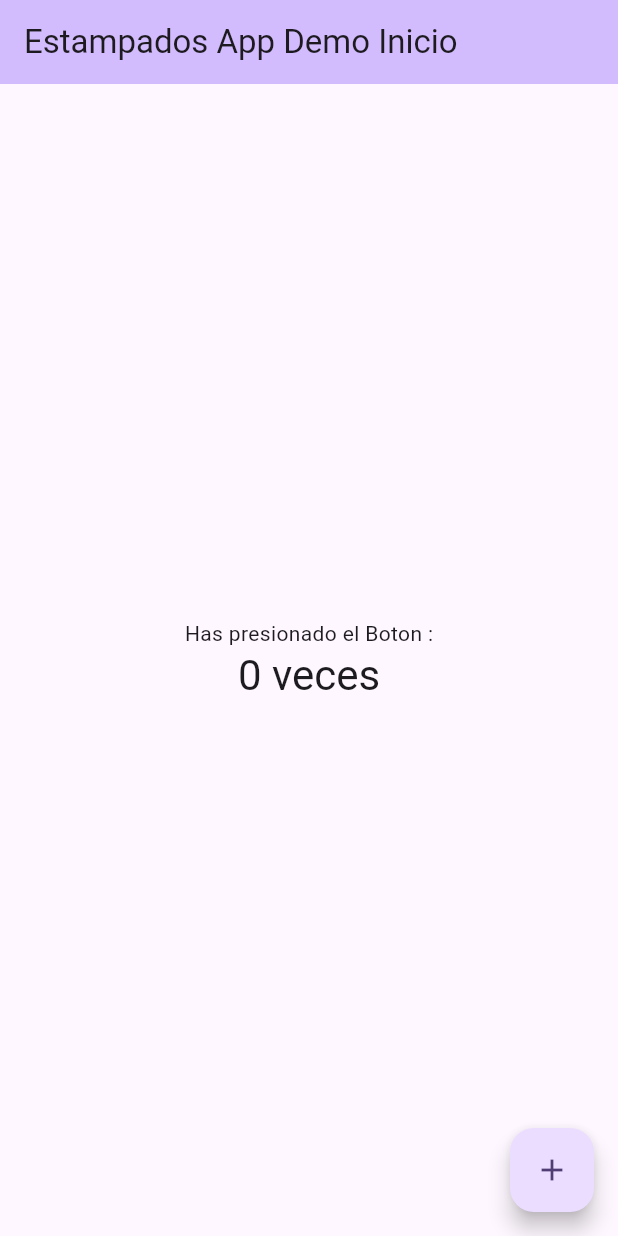
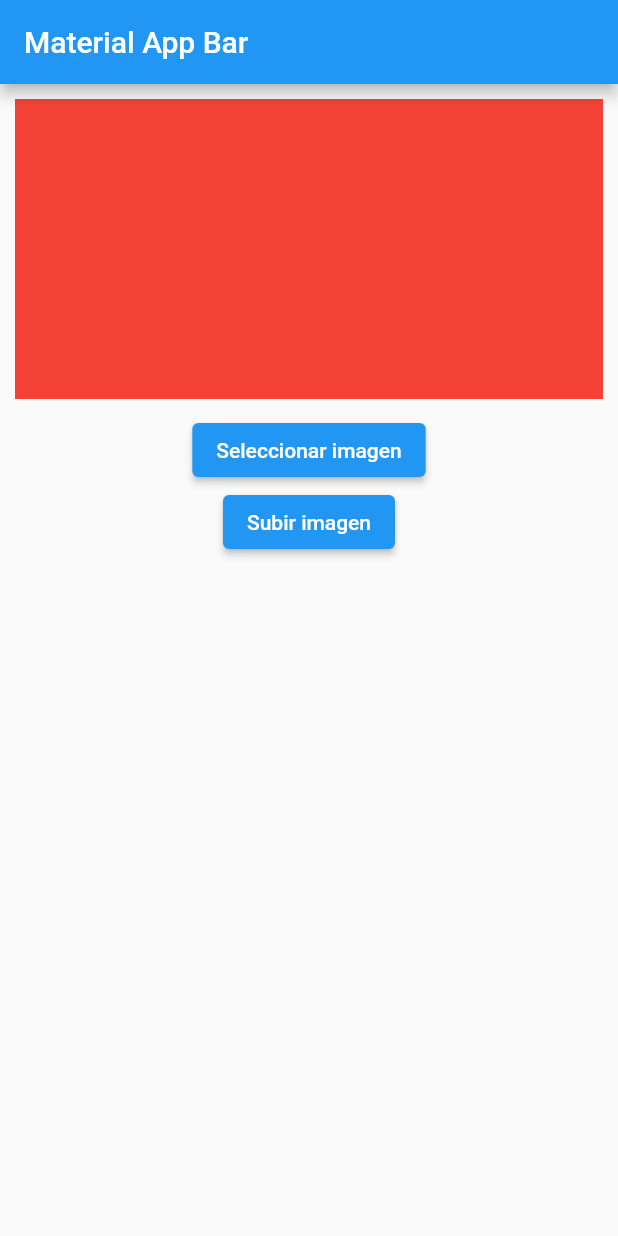
Before and after one commit to miguelRamos1053/MantenimientoAppMovilRSA, a Flutter app: the screen it shows after launch, on a phone screen of 412 x 824 dp. Run offline on Flutter 3.47's test engine with Material 2 defaults, Android fonts, the light colour scheme and no system bars; our stand-ins replace image_picker.

Commit message:
Implementacion carga de imagenes

```diff
--- /dev/null
+++ b/lib/home_page.dart
@@ -0,0 +1,44 @@
+import 'dart:io';
+
+import 'package:estampados_app/services/select_image.dart';
+import 'package:flutter/material.dart';
+
+class HomePage extends StatefulWidget {
+  const HomePage({
+    super.key,
+  });
+
+  @override
+  State<HomePage> createState() => _HomePageState();
+}
+
+class _HomePageState extends State<HomePage> {
+  File? image_to_upload;
+  @override
+  Widget build(BuildContext context) {
+    return Scaffold(
+        appBar: AppBar(
+          title: const Text('Material App Bar'),
+        ),
+        body: Column(
+          children: [
+            image_to_upload != null
+                ? Image.file(image_to_upload!)
+                : Container(
+                    margin: EdgeInsets.all(10),
+                    height: 200,
+                    width: double.infinity,
+                    color: Colors.red),
+            ElevatedButton(
+                onPressed: () async {
+                  final image = await getImage();
+                  setState(() {
+                    image_to_upload = File(image!.path);
+                  });
+                },
+                child: const Text("Seleccionar imagen")),
+            ElevatedButton(onPressed: () {}, child: const Text("Subir imagen"))
+          ],
+        ));
+  }
+}
--- a/lib/main.dart
+++ b/lib/main.dart
@@ -1,125 +1,16 @@
 import 'package:flutter/material.dart';
+import 'home_page.dart';
 
-void main() {
-  runApp(const MyApp());
-}
+void main() => runApp(const MyApp());
 
 class MyApp extends StatelessWidget {
   const MyApp({super.key});
 
-  // This widget is the root of your application.
   @override
   Widget build(BuildContext context) {
-    return MaterialApp(
-      title: 'Estampados App Demo',
-      theme: ThemeData(
-        // This is the theme of your application.
-        //
-        // TRY THIS: Try running your application with "flutter run". You'll see
-        // the application has a blue toolbar. Then, without quitting the app,
-        // try changing the seedColor in the colorScheme below to Colors.green
-        // and then invoke "hot reload" (save your changes or press the "hot
-        // reload" button in a Flutter-supported IDE, or press "r" if you used
-        // the command line to start the app).
-        //
-        // Notice that the counter didn't reset back to zero; the application
-        // state is not lost during the reload. To reset the state, use hot
-        // restart instead.
-        //
-        // This works for code too, not just values: Most code changes can be
-        // tested with just a hot reload.
-        colorScheme: ColorScheme.fromSeed(seedColor: Colors.deepPurple),
-        useMaterial3: true,
-      ),
-      home: const MyHomePage(title: 'Estampados App Demo Inicio'),
+    return const MaterialApp(
+      title: 'Material App',
+      home: HomePage(),
     );
   }
 }
-
-class MyHomePage extends StatefulWidget {
-  const MyHomePage({super.key, required this.title});
-
-  // This widget is the home page of your application. It is stateful, meaning
-  // that it has a State object (defined below) that contains fields that affect
-  // how it looks.
-
-  // This class is the configuration for the state. It holds the values (in this
-  // case the title) provided by the parent (in this case the App widget) and
-  // used by the build method of the State. Fields in a Widget subclass are
-  // always marked "final".
-
-  final String title;
-
-  @override
-  State<MyHomePage> createState() => _MyHomePageState();
-}
-
-class _MyHomePageState extends State<MyHomePage> {
-  int _counter = 0;
-
-  void _incrementCounter() {
-    setState(() {
-      // This call to setState tells the Flutter framework that something has
-      // changed in this State, which causes it to rerun the build method below
-      // so that the display can reflect the updated values. If we changed
-      // _counter without calling setState(), then the build method would not be
-      // called again, and so nothing would appear to happen.
-      _counter++;
-    });
-  }
-
-  @override
-  Widget build(BuildContext context) {
-    // This method is rerun every time setState is called, for instance as done
-    // by the _incrementCounter method above.
-    //
-    // The Flutter framework has been optimized to make rerunning build methods
-    // fast, so that you can just rebuild anything that needs updating rather
-    // than having to individually change instances of widgets.
-    return Scaffold(
-      appBar: AppBar(
-        // TRY THIS: Try changing the color here to a specific color (to
-        // Colors.amber, perhaps?) and trigger a hot reload to see the AppBar
-        // change color while the other colors stay the same.
-        backgroundColor: Theme.of(context).colorScheme.inversePrimary,
-        // Here we take the value from the MyHomePage object that was created by
-        // the App.build method, and use it to set our appbar title.
-        title: Text(widget.title),
-      ),
-      body: Center(
-        // Center is a layout widget. It takes a single child and positions it
-        // in the middle of the parent.
-        child: Column(
-          // Column is also a layout widget. It takes a list of children and
-          // arranges them vertically. By default, it sizes itself to fit its
-          // children horizontally, and tries to be as tall as its parent.
-          //
-          // Column has various properties to control how it sizes itself and
-          // how it positions its children. Here we use mainAxisAlignment to
-          // center the children vertically; the main axis here is the vertical
-          // axis because Columns are vertical (the cross axis would be
-          // horizontal).
-          //
-          // TRY THIS: Invoke "debug painting" (choose the "Toggle Debug Paint"
-          // action in the IDE, or press "p" in the console), to see the
-          // wireframe for each widget.
-          mainAxisAlignment: MainAxisAlignment.center,
-          children: <Widget>[
-            const Text(
-              'Has presionado el Boton :',
-            ),
-            Text(
-              '$_counter' ' veces',
-              style: Theme.of(context).textTheme.headlineMedium,
-            ),
-          ],
-        ),
-      ),
-      floatingActionButton: FloatingActionButton(
-        onPressed: _incrementCounter,
-        tooltip: 'Incrementar',
-        child: const Icon(Icons.add),
-      ), // This trailing comma makes auto-formatting nicer for build methods.
-    );
-  }
-}
--- /dev/null
+++ b/lib/services/select_image.dart
@@ -0,0 +1,8 @@
+import 'package:image_picker/image_picker.dart';
+
+Future<XFile?> getImage() async {
+  final ImagePicker picker = ImagePicker(); //Se hace una instancia del paquete
+  final XFile? image = await picker.pickImage(
+      source: ImageSource.gallery); //Permite seleccionar foto de la galería
+  return image;
+}
--- a/pubspec.yaml
+++ b/pubspec.yaml
@@ -35,6 +35,7 @@ dependencies:
   # The following adds the Cupertino Icons font to your application.
   # Use with the CupertinoIcons class for iOS style icons.
   cupertino_icons: ^1.0.2
+  image_picker: ^0.8.7
 
 dev_dependencies:
   flutter_test:
```
Also changed, not shown: pubspec.lock.
